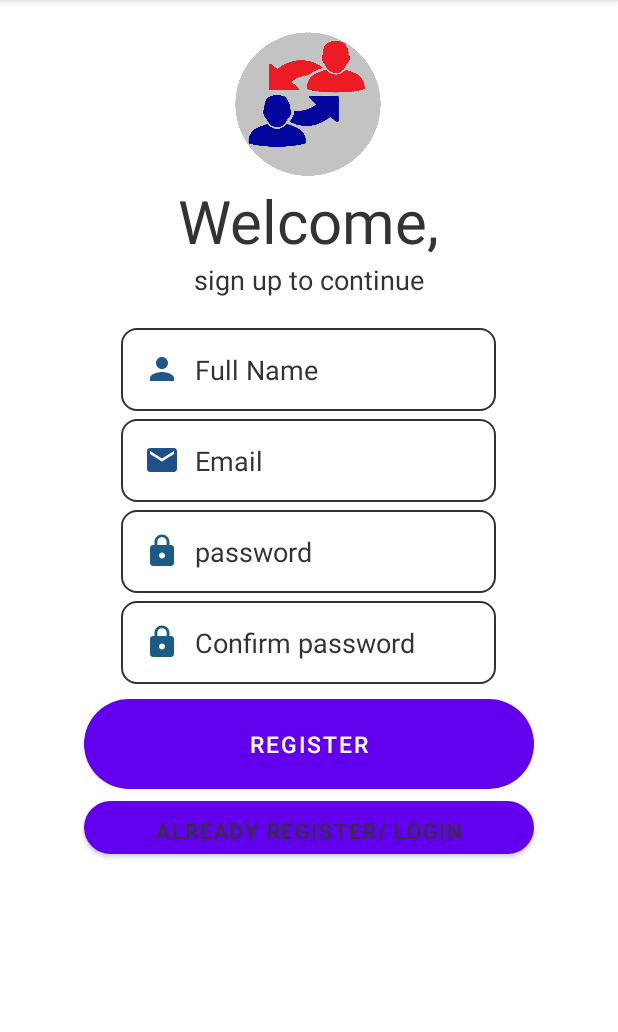
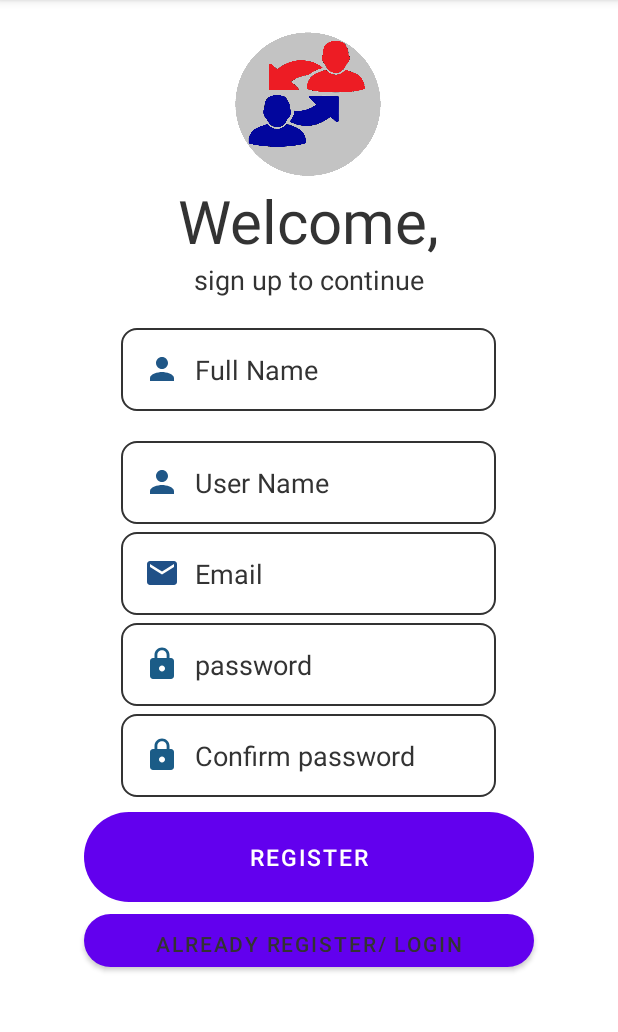
Before and after one commit to kkhadka31/mavExchange, an Android app: the RegisterActivity screen opened directly, with no data from a screen before it, on a phone screen of 412 x 824 dp, the part 84-1116 px from its top. Run offline under Robolectric (Android 15) with nearby library versions, the phone set to English and light mode, and no system bars; our stand-ins replace Firebase (no records; nobody signed in at launch, a user with empty details on screens opened directly); 1 statement that could not run was skipped.

Commit message:
Changes in RegisterActivity from java and activity_register.xml in layout

```diff
--- a/app/build.gradle
+++ b/app/build.gradle
@@ -39,6 +39,7 @@ dependencies {
 
    // implementation 'com.google.android.support:design:28.0.0'
     implementation 'androidx.legacy:legacy-support-v4:1.0.0'
+    implementation 'com.google.firebase:firebase-database:19.5.1'
     testImplementation 'junit:junit:4.+'
     androidTestImplementation 'androidx.test.ext:junit:1.1.2'
     androidTestImplementation 'androidx.test.espresso:espresso-core:3.3.0'
--- a/app/src/main/res/layout/activity_register.xml
+++ b/app/src/main/res/layout/activity_register.xml
@@ -46,6 +46,21 @@
             android:layout_height="wrap_content"
             android:inputType="text"
             android:hint="Full Name"
+            android:textColorHint="#333"
+            android:textSize="18sp"
+            android:layout_gravity="center"
+            android:drawableLeft="@drawable/ic_person"
+            android:drawablePadding="10dp"
+            android:layout_marginTop="20dp"
+            android:background="@drawable/edit"
+            android:padding="15dp"
+            />
+        <EditText
+            android:id="@+id/user_name"
+            android:layout_width="250dp"
+            android:layout_height="wrap_content"
+            android:inputType="text"
+            android:hint="User Name"
             android:textColorHint="#333"
             android:textSize="18sp"
             android:layout_gravity="center"
```
Also changed, not shown: app/src/main/java/com/example/mavexchange/ProfileFragment.java (+24 -0 lines), app/src/main/java/com/example/mavexchange/RegisterActivity.java (+37 -0 lines), app/src/main/res/layout/fragment_profile.xml (+15 -12 lines).
